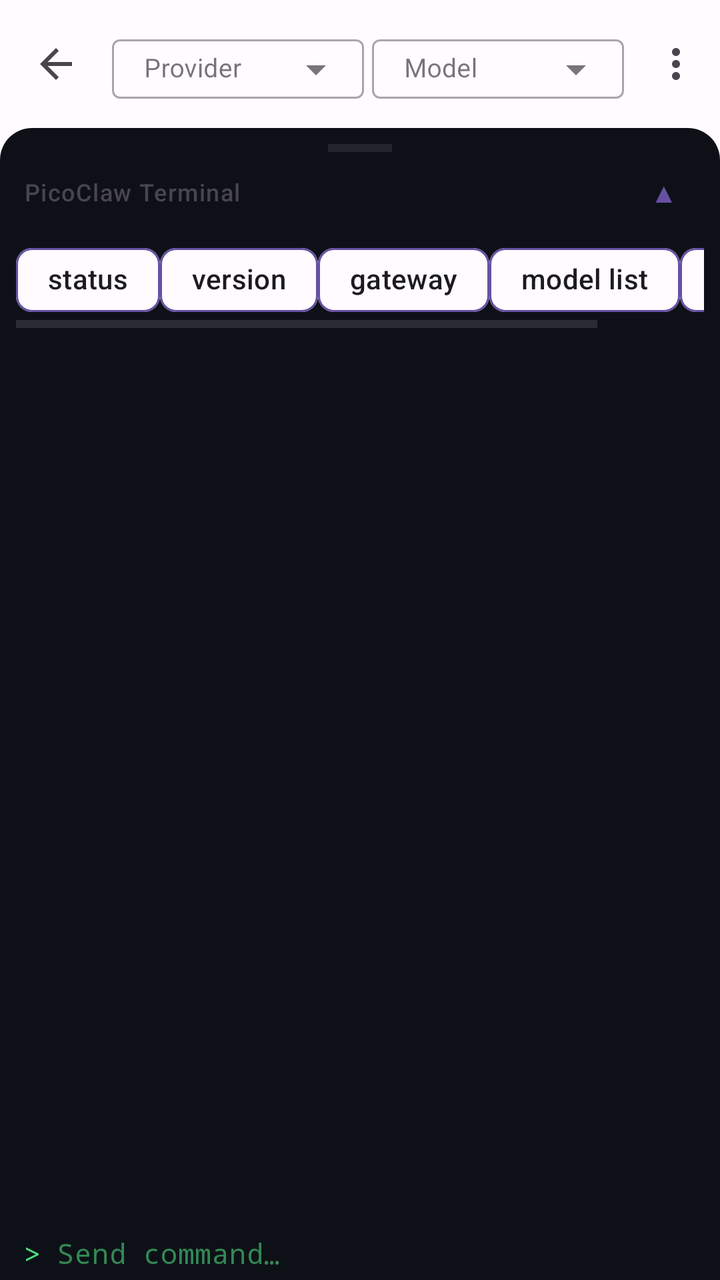
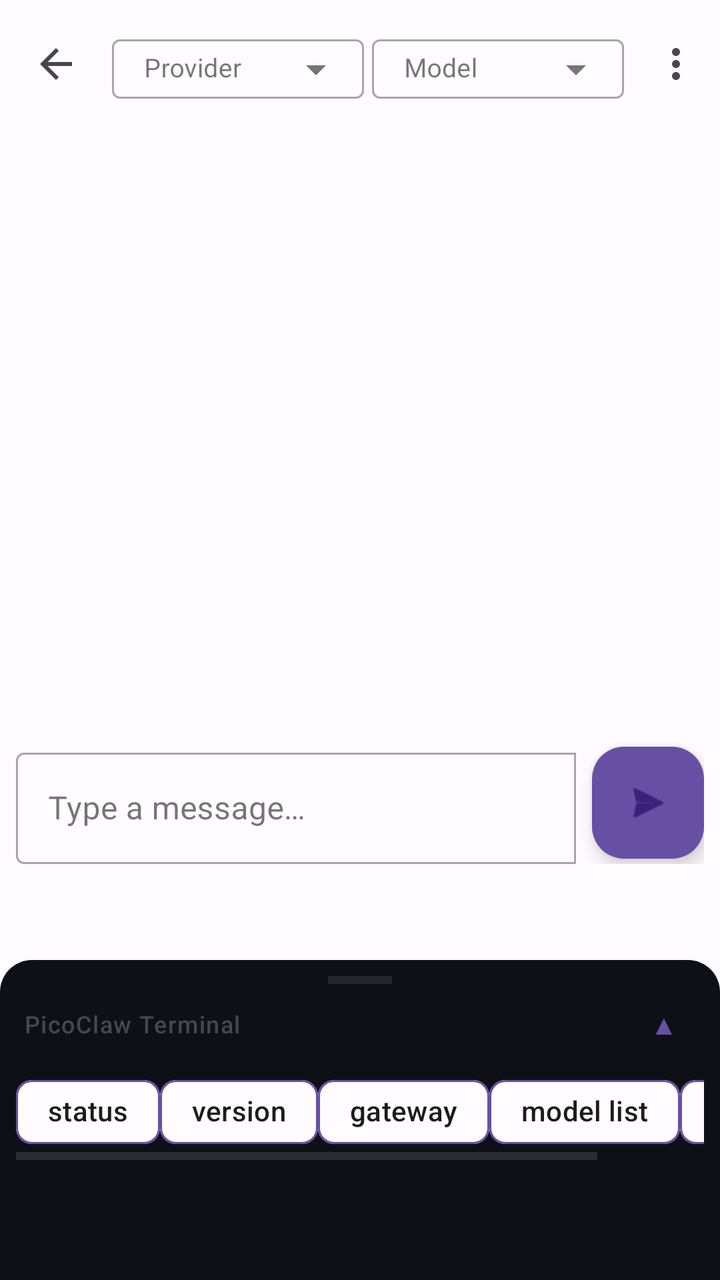

Two renders of the same Android screen: before a commit and after it. Below are the layout's source before the change and the commit's diff.
<!-- AndroidManifest.xml: application theme Theme.ClawDroid -->
<!-- res/layout/activity_agent.xml -->
<?xml version="1.0" encoding="utf-8"?>
<androidx.coordinatorlayout.widget.CoordinatorLayout
    xmlns:android="http://schemas.android.com/apk/res/android"
    xmlns:app="http://schemas.android.com/apk/res-auto"
    android:id="@+id/agent_root"
    android:layout_width="match_parent"
    android:layout_height="match_parent"
    android:background="?attr/colorSurface"
    android:fitsSystemWindows="true">

    <com.google.android.material.appbar.AppBarLayout
        android:layout_width="match_parent"
        android:layout_height="wrap_content">

        <com.google.android.material.appbar.MaterialToolbar
            android:id="@+id/toolbar"
            android:layout_width="match_parent"
            android:layout_height="?attr/actionBarSize"
            app:navigationIcon="@drawable/ic_arrow_back"
            app:title="Agent"
            app:menu="@menu/menu_agent">

            <LinearLayout
                android:layout_width="match_parent"
                android:layout_height="wrap_content"
                android:orientation="horizontal"
                android:gravity="center_vertical"
                android:paddingEnd="8dp">

                <com.google.android.material.textfield.TextInputLayout
                    android:id="@+id/layout_provider"
                    style="@style/Widget.MaterialComponents.TextInputLayout.OutlinedBox.ExposedDropdownMenu"
                    android:layout_width="0dp"
                    android:layout_height="wrap_content"
                    android:layout_weight="1"
                    android:layout_marginEnd="4dp"
                    android:hint="@string/agent_provider_hint">

                    <AutoCompleteTextView
                        android:id="@+id/dropdown_provider"
                        android:layout_width="match_parent"
                        android:layout_height="wrap_content"
                        android:inputType="none"
                        android:textSize="13sp"
                        android:paddingVertical="6dp" />
                </com.google.android.material.textfield.TextInputLayout>

                <com.google.android.material.textfield.TextInputLayout
                    android:id="@+id/layout_model"
                    style="@style/Widget.MaterialComponents.TextInputLayout.OutlinedBox.ExposedDropdownMenu"
                    android:layout_width="0dp"
                    android:layout_height="wrap_content"
                    android:layout_weight="1"
                    android:hint="@string/agent_model_hint">

                    <AutoCompleteTextView
                        android:id="@+id/dropdown_model"
                        android:layout_width="match_parent"
                        android:layout_height="wrap_content"
                        android:inputType="none"
                        android:textSize="13sp"
                        android:paddingVertical="6dp" />
                </com.google.android.material.textfield.TextInputLayout>
            </LinearLayout>
        </com.google.android.material.appbar.MaterialToolbar>
    </com.google.android.material.appbar.AppBarLayout>

    <FrameLayout
        android:layout_width="match_parent"
        android:layout_height="match_parent"
        app:layout_behavior="@string/appbar_scrolling_view_behavior">

        <LinearLayout
            android:layout_width="match_parent"
            android:layout_height="match_parent"
            android:orientation="vertical"
            android:layout_marginBottom="200dp">

            <androidx.recyclerview.widget.RecyclerView
                android:id="@+id/recycler_chat"
                android:layout_width="match_parent"
                android:layout_height="0dp"
                android:layout_weight="1"
                android:clipToPadding="false"
                android:paddingVertical="8dp" />

            <com.google.android.material.card.MaterialCardView
                android:id="@+id/card_typing"
                android:layout_width="match_parent"
                android:layout_height="wrap_content"
                android:layout_marginHorizontal="12dp"
                android:layout_marginBottom="4dp"
                android:visibility="gone"
                app:cardCornerRadius="12dp"
                app:cardElevation="0dp"
                app:cardBackgroundColor="?attr/colorSurfaceVariant"
                app:strokeWidth="0dp">

                <LinearLayout
                    android:layout_width="match_parent"
                    android:layout_height="wrap_content"
                    android:orientation="horizontal"
                    android:padding="12dp">

                    <TextView
                        android:layout_width="32dp"
                        android:layout_height="32dp"
                        android:layout_marginEnd="8dp"
                        android:gravity="center"
                        android:text="🤖"
                        android:textSize="18sp" />

                    <ProgressBar
                        android:layout_width="20dp"
                        android:layout_height="20dp"
                        android:indeterminate="true"
                        android:layout_gravity="center_vertical" />

                    <TextView
                        android:layout_width="wrap_content"
                        android:layout_height="wrap_content"
                        android:layout_marginStart="8dp"
                        android:text="@string/agent_typing"
                        android:textAppearance="?attr/textAppearanceBodySmall"
                        android:textColor="?attr/colorOnSurfaceVariant"
                        android:layout_gravity="center_vertical" />
                </LinearLayout>
            </com.google.android.material.card.MaterialCardView>

            <LinearLayout
                android:layout_width="match_parent"
                android:layout_height="wrap_content"
                android:orientation="horizontal"
                android:padding="8dp"
                android:gravity="center_vertical">

                <com.google.android.material.textfield.TextInputLayout
                    android:id="@+id/layout_input"
                    style="@style/Widget.MaterialComponents.TextInputLayout.OutlinedBox"
                    android:layout_width="0dp"
                    android:layout_height="wrap_content"
                    android:layout_weight="1"
                    android:hint="@string/agent_input_hint"
                    app:boxCornerRadiusBottomEnd="0dp"
                    app:boxCornerRadiusTopEnd="0dp">

                    <com.google.android.material.textfield.TextInputEditText
                        android:id="@+id/input_message"
                        android:layout_width="match_parent"
                        android:layout_height="wrap_content"
                        android:inputType="textMultiLine"
                        android:maxLines="4"
                        android:imeOptions="actionSend" />
                </com.google.android.material.textfield.TextInputLayout>

                <com.google.android.material.floatingactionbutton.FloatingActionButton
                    android:id="@+id/btn_send"
                    android:layout_width="wrap_content"
                    android:layout_height="wrap_content"
                    android:layout_marginStart="8dp"
                    android:contentDescription="@string/agent_send_desc"
                    app:srcCompat="@android:drawable/ic_menu_send"
                    app:backgroundTint="?attr/colorPrimary"
                    app:fabSize="mini" />
            </LinearLayout>
        </LinearLayout>

        <include layout="@layout/bottom_sheet_terminal" />
    </FrameLayout>

</androidx.coordinatorlayout.widget.CoordinatorLayout>
<!-- res/layout/bottom_sheet_terminal.xml (included above) -->
<?xml version="1.0" encoding="utf-8"?>
<LinearLayout
    xmlns:android="http://schemas.android.com/apk/res/android"
    xmlns:app="http://schemas.android.com/apk/res-auto"
    android:id="@+id/bottom_sheet_terminal"
    android:layout_width="match_parent"
    android:layout_height="match_parent"
    android:orientation="vertical"
    android:background="@drawable/terminal_bg"
    android:paddingTop="8dp"
    app:behavior_hideable="false"
    app:behavior_peekHeight="160dp"
    app:layout_behavior="com.google.android.material.bottomsheet.BottomSheetBehavior">

    <View
        android:layout_width="32dp"
        android:layout_height="4dp"
        android:layout_gravity="center_horizontal"
        android:background="?attr/colorOnSurfaceVariant"
        android:alpha="0.4" />

    <LinearLayout
        android:layout_width="match_parent"
        android:layout_height="wrap_content"
        android:orientation="horizontal"
        android:gravity="center_vertical"
        android:paddingHorizontal="12dp"
        android:paddingVertical="4dp">

        <TextView
            android:layout_width="0dp"
            android:layout_height="wrap_content"
            android:layout_weight="1"
            android:text="@string/terminal_title"
            android:textAppearance="?attr/textAppearanceLabelMedium"
            android:textColor="?attr/colorOnSurfaceVariant" />

        <com.google.android.material.button.MaterialButton
            android:id="@+id/btn_toggle_terminal"
            style="@style/Widget.Material3.Button.TextButton"
            android:layout_width="32dp"
            android:layout_height="32dp"
            android:minWidth="0dp"
            android:padding="0dp"
            android:text="▲"
            android:textSize="14sp"
            android:contentDescription="@string/terminal_toggle_desc" />
    </LinearLayout>

    <HorizontalScrollView
        android:layout_width="match_parent"
        android:layout_height="wrap_content"
        android:layout_marginHorizontal="8dp"
        android:layout_marginBottom="4dp">

        <LinearLayout
            android:id="@+id/chip_group_commands"
            android:layout_width="wrap_content"
            android:layout_height="wrap_content"
            android:orientation="horizontal">

            <com.google.android.material.chip.Chip
                android:layout_width="wrap_content"
                android:layout_height="wrap_content"
                android:text="status"
                android:checkable="false"
                style="@style/Widget.Material3.Chip.Assist"
                app:chipBackgroundColor="@android:color/transparent"
                app:chipStrokeColor="?attr/colorPrimary"
                app:chipStrokeWidth="1dp" />

            <com.google.android.material.chip.Chip
                android:layout_width="wrap_content"
                android:layout_height="wrap_content"
                android:text="version"
                android:checkable="false"
                style="@style/Widget.Material3.Chip.Assist"
                app:chipBackgroundColor="@android:color/transparent"
                app:chipStrokeColor="?attr/colorPrimary"
                app:chipStrokeWidth="1dp" />

            <com.google.android.material.chip.Chip
                android:layout_width="wrap_content"
                android:layout_height="wrap_content"
                android:text="gateway"
                android:checkable="false"
                style="@style/Widget.Material3.Chip.Assist"
                app:chipBackgroundColor="@android:color/transparent"
                app:chipStrokeColor="?attr/colorPrimary"
                app:chipStrokeWidth="1dp" />

            <com.google.android.material.chip.Chip
                android:layout_width="wrap_content"
                android:layout_height="wrap_content"
                android:text="model list"
                android:checkable="false"
                style="@style/Widget.Material3.Chip.Assist"
                app:chipBackgroundColor="@android:color/transparent"
                app:chipStrokeColor="?attr/colorPrimary"
                app:chipStrokeWidth="1dp" />

            <com.google.android.material.chip.Chip
                android:layout_width="wrap_content"
                android:layout_height="wrap_content"
                android:text="restart"
                android:checkable="false"
                style="@style/Widget.Material3.Chip.Assist"
                app:chipBackgroundColor="@android:color/transparent"
                app:chipStrokeColor="?attr/colorPrimary"
                app:chipStrokeWidth="1dp" />
        </LinearLayout>
    </HorizontalScrollView>

    <androidx.recyclerview.widget.RecyclerView
        android:id="@+id/recycler_terminal"
        android:layout_width="match_parent"
        android:layout_height="0dp"
        android:layout_weight="1"
        android:padding="8dp"
        android:clipToPadding="false" />

    <LinearLayout
        android:layout_width="match_parent"
        android:layout_height="wrap_content"
        android:orientation="horizontal"
        android:padding="4dp"
        android:gravity="center_vertical">

        <TextView
            android:layout_width="wrap_content"
            android:layout_height="wrap_content"
            android:paddingHorizontal="8dp"
            android:text=">"
            android:textColor="#4ADE80"
            android:textAppearance="?attr/textAppearanceBodyMedium"
            android:fontFamily="monospace" />

        <EditText
            android:id="@+id/input_terminal"
            android:layout_width="0dp"
            android:layout_height="wrap_content"
            android:layout_weight="1"
            android:background="@null"
            android:textColor="#4ADE80"
            android:textColorHint="#338855"
            android:hint="@string/terminal_input_hint"
            android:textAppearance="?attr/textAppearanceBodyMedium"
            android:fontFamily="monospace"
            android:inputType="text"
            android:imeOptions="actionSend"
            android:singleLine="true" />
    </LinearLayout>

</LinearLayout>
<!-- resources referenced by this layout -->
<resources>
  <!-- drawable ic_arrow_back (drawable) -->
  <vector xmlns:android="http://schemas.android.com/apk/res/android"
      android:width="24dp"
      android:height="24dp"
      android:viewportWidth="24"
      android:viewportHeight="24"
      android:tint="?attr/colorControlNormal">
      <path
          android:fillColor="@android:color/white"
          android:pathData="M20,11H7.83l5.59,-5.59L12,4l-8,8 8,8 1.41,-1.41L7.83,13H20v-2z"/>
  </vector>
  <!-- drawable terminal_bg (drawable) -->
  <?xml version="1.0" encoding="utf-8"?>
  <shape xmlns:android="http://schemas.android.com/apk/res/android">
      <solid android:color="#0D1117" />
      <corners android:topLeftRadius="16dp" android:topRightRadius="16dp" />
  </shape>
  <string name="agent_input_hint">Type a message…</string>
  <string name="agent_model_hint">Model</string>
  <string name="agent_provider_hint">Provider</string>
  <string name="agent_send_desc">Send message</string>
  <string name="agent_typing">PicoClaw is thinking…</string>
  <string name="terminal_input_hint">Send command…</string>
  <string name="terminal_title">PicoClaw Terminal</string>
  <string name="terminal_toggle_desc">Toggle terminal</string>
  <style name="Theme.ClawDroid" parent="Theme.Material3.DayNight.NoActionBar">
          <item name="colorPrimary">@color/primary</item>
          <item name="colorPrimaryVariant">@color/primary_variant</item>
          <item name="colorOnPrimary">@color/on_primary</item>
          <item name="colorSecondary">@color/secondary</item>
          <item name="colorOnSecondary">@color/on_secondary</item>
          <item name="android:colorBackground">@color/background</item>
          <item name="colorSurface">@color/surface</item>
          <item name="colorOnSurface">@color/on_surface</item>
  
          
          <item name="colorError">@color/status_error</item>
          <item name="colorOnError">@android:color/white</item>
          <item name="colorErrorContainer">#FFF9DEDC</item>
          <item name="colorOnErrorContainer">#FF410E0B</item>
  
          
          <item name="colorSurfaceVariant">@color/surface_variant</item>
          <item name="colorOnSurfaceVariant">@color/on_surface_variant</item>
      </style>
  <color name="primary">#FF6750A4</color>
  <color name="primary_variant">#FF7C4DFF</color>
  <color name="on_primary">#FFFFFFFF</color>
  <color name="secondary">#FF03DAC6</color>
  <color name="on_secondary">#FF000000</color>
  <color name="background">#FFFFFBFE</color>
  <color name="surface">#FFFFFBFE</color>
  <color name="on_surface">#FF1C1B1F</color>
  <color name="status_error">#FFD32F2F</color>
  <color name="surface_variant">#FFE7E0EC</color>
  <color name="on_surface_variant">#FF49454F</color>
</resources>

<!-- the commit's change to res/layout/activity_agent.xml (unified diff, before → after) -->
@@ -165,8 +165,9 @@
             </LinearLayout>
         </LinearLayout>
 
-        <include layout="@layout/bottom_sheet_terminal" />
     </FrameLayout>
+
+    <include layout="@layout/bottom_sheet_terminal" />
 
 </androidx.coordinatorlayout.widget.CoordinatorLayout>
 <!-- res/layout/bottom_sheet_terminal.xml (included above) -->
